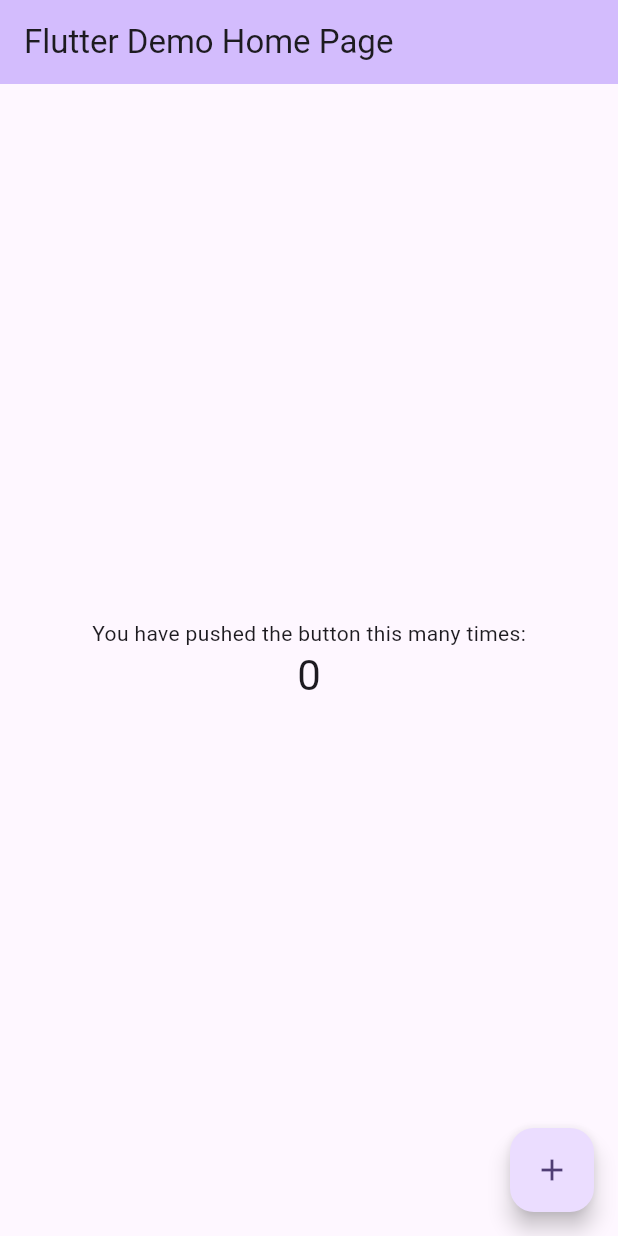
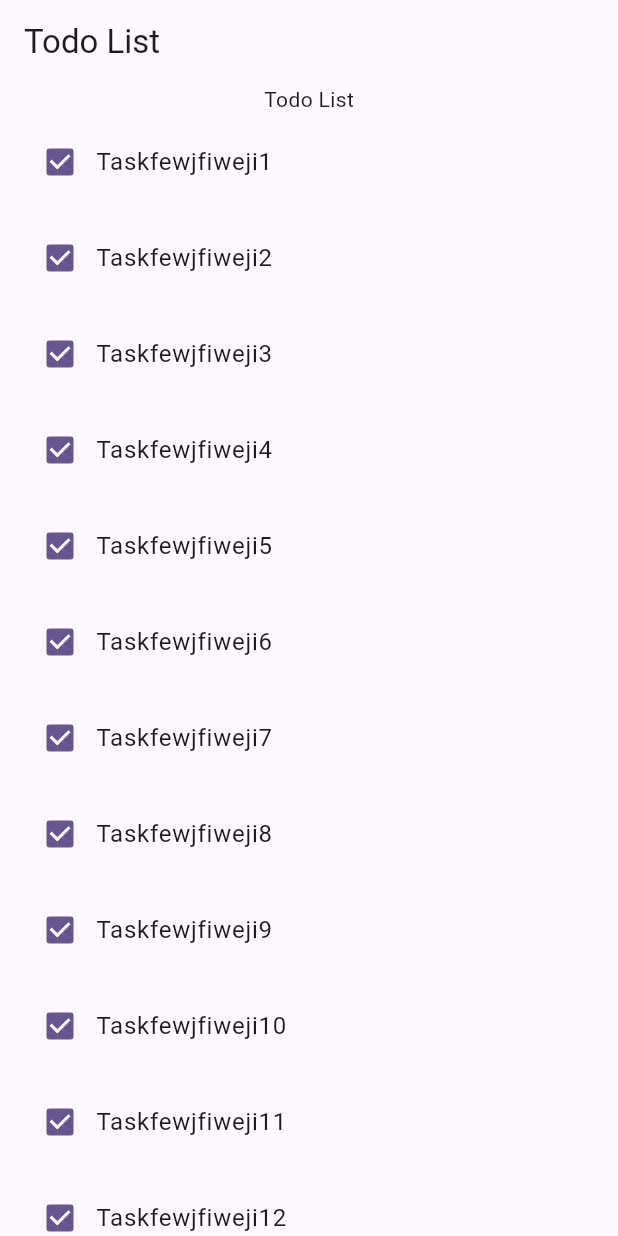
Before and after one commit to CuddlyBunion341/todo_blitz, a Flutter app: the screen it shows after launch, on a phone screen of 412 x 824 dp. Run offline on Flutter 3.47's test engine with Material 2 defaults, Android fonts, the phone set to English and light mode, and no system bars.

Commit message:
created a todo_list_page

```diff
--- a/lib/main.dart
+++ b/lib/main.dart
@@ -1,125 +1,70 @@
 import 'package:flutter/material.dart';
+import 'package:todo_blitz/pages/todo_list_page.dart';
 
 void main() {
-  runApp(const MyApp());
+  runApp(const TodoBlitz());
 }
 
-class MyApp extends StatelessWidget {
-  const MyApp({super.key});
+class TodoBlitz extends StatelessWidget {
+  const TodoBlitz({super.key});
 
-  // This widget is the root of your application.
   @override
   Widget build(BuildContext context) {
     return MaterialApp(
       title: 'Flutter Demo',
       theme: ThemeData(
-        // This is the theme of your application.
-        //
-        // TRY THIS: Try running your application with "flutter run". You'll see
-        // the application has a blue toolbar. Then, without quitting the app,
-        // try changing the seedColor in the colorScheme below to Colors.green
-        // and then invoke "hot reload" (save your changes or press the "hot
-        // reload" button in a Flutter-supported IDE, or press "r" if you used
-        // the command line to start the app).
-        //
-        // Notice that the counter didn't reset back to zero; the application
-        // state is not lost during the reload. To reset the state, use hot
-        // restart instead.
-        //
-        // This works for code too, not just values: Most code changes can be
-        // tested with just a hot reload.
         colorScheme: ColorScheme.fromSeed(seedColor: Colors.deepPurple),
         useMaterial3: true,
       ),
-      home: const MyHomePage(title: 'Flutter Demo Home Page'),
+      home: TodoListPage(),
     );
   }
 }
 
-class MyHomePage extends StatefulWidget {
-  const MyHomePage({super.key, required this.title});
+// class MyHomePage extends StatefulWidget {
+//   const MyHomePage({super.key, required this.title});
 
-  // This widget is the home page of your application. It is stateful, meaning
-  // that it has a State object (defined below) that contains fields that affect
-  // how it looks.
+//   final String title;
 
-  // This class is the configuration for the state. It holds the values (in this
-  // case the title) provided by the parent (in this case the App widget) and
-  // used by the build method of the State. Fields in a Widget subclass are
-  // always marked "final".
+//   @override
+//   State<MyHomePage> createState() => _MyHomePageState();
+// }
 
-  final String title;
+// class _MyHomePageState extends State<MyHomePage> {
+//   int _counter = 0;
 
-  @override
-  State<MyHomePage> createState() => _MyHomePageState();
-}
+//   void _incrementCounter() {
+//     setState(() {
+//       _counter++;
+//     });
+//   }
 
-class _MyHomePageState extends State<MyHomePage> {
-  int _counter = 0;
-
-  void _incrementCounter() {
-    setState(() {
-      // This call to setState tells the Flutter framework that something has
-      // changed in this State, which causes it to rerun the build method below
-      // so that the display can reflect the updated values. If we changed
-      // _counter without calling setState(), then the build method would not be
-      // called again, and so nothing would appear to happen.
-      _counter++;
-    });
-  }
-
-  @override
-  Widget build(BuildContext context) {
-    // This method is rerun every time setState is called, for instance as done
-    // by the _incrementCounter method above.
-    //
-    // The Flutter framework has been optimized to make rerunning build methods
-    // fast, so that you can just rebuild anything that needs updating rather
-    // than having to individually change instances of widgets.
-    return Scaffold(
-      appBar: AppBar(
-        // TRY THIS: Try changing the color here to a specific color (to
-        // Colors.amber, perhaps?) and trigger a hot reload to see the AppBar
-        // change color while the other colors stay the same.
-        backgroundColor: Theme.of(context).colorScheme.inversePrimary,
-        // Here we take the value from the MyHomePage object that was created by
-        // the App.build method, and use it to set our appbar title.
-        title: Text(widget.title),
-      ),
-      body: Center(
-        // Center is a layout widget. It takes a single child and positions it
-        // in the middle of the parent.
-        child: Column(
-          // Column is also a layout widget. It takes a list of children and
-          // arranges them vertically. By default, it sizes itself to fit its
-          // children horizontally, and tries to be as tall as its parent.
-          //
-          // Column has various properties to control how it sizes itself and
-          // how it positions its children. Here we use mainAxisAlignment to
-          // center the children vertically; the main axis here is the vertical
-          // axis because Columns are vertical (the cross axis would be
-          // horizontal).
-          //
-          // TRY THIS: Invoke "debug painting" (choose the "Toggle Debug Paint"
-          // action in the IDE, or press "p" in the console), to see the
-          // wireframe for each widget.
-          mainAxisAlignment: MainAxisAlignment.center,
-          children: <Widget>[
-            const Text(
-              'You have pushed the button this many times:',
-            ),
-            Text(
-              '$_counter',
-              style: Theme.of(context).textTheme.headlineMedium,
-            ),
-          ],
-        ),
-      ),
-      floatingActionButton: FloatingActionButton(
-        onPressed: _incrementCounter,
-        tooltip: 'Increment',
-        child: const Icon(Icons.add),
-      ), // This trailing comma makes auto-formatting nicer for build methods.
-    );
-  }
-}
+//   @override
+//   Widget build(BuildContext context) {
+//     return Scaffold(
+//       appBar: AppBar(
+//         backgroundColor: Theme.of(context).colorScheme.inversePrimary,
+//         title: Text(widget.title),
+//       ),
+//       body: Center(
+//         child: Column(
+//           mainAxisAlignment: MainAxisAlignment.center,
+//           children: <Widget>[
+//             const Text(
+//               'You have pushed the button this many times:',
+//             ),
+//             Text(
+//               '$_counter',
+//               style: Theme.of(context).textTheme.headlineMedium,
+//             ),
+//           ],
+//         ),
+//       ),
+//       floatingActionButton: FloatingActionButton(
+//         onPressed: _incrementCounter,
+//         tooltip: 'Increment',
+//         child: const Icon(Icons.add),
+//       ),
+//     );
+//   }
+// }
--- /dev/null
+++ b/lib/pages/todo_list_page.dart
@@ -0,0 +1,73 @@
+import 'dart:math';
+
+import 'package:flutter/material.dart';
+import 'package:flutter/services.dart';
+
+class TodoListPage extends StatefulWidget {
+  const TodoListPage({super.key});
+
+  @override
+  State<StatefulWidget> createState() {
+    return TodoListPageState();
+  }
+}
+
+class TodoListPageState extends State<TodoListPage> {
+  @override
+  Widget build(BuildContext context) {
+    return Scaffold(
+      appBar: AppBar(title: const Text('Todo List')),
+      body: Column(
+        children: [
+          const Text('Todo List'),
+          // taskForm(),
+          Expanded(
+            child: taskList(),
+          ),
+        ],
+      ),
+    );
+  }
+
+  Widget taskForm() {
+    TextEditingController controller = TextEditingController();
+
+    return Row(children: [
+      const Text('deine mom'),
+      TextField(
+        controller: controller,
+        // decoration: const InputDecoration(
+        //   hintText: 'Task Name',
+        // ),
+      ),
+      TextButton(
+        onPressed: () {
+          // TODO: Add task
+        },
+        child: const Text('Add Task'),
+      ),
+    ]);
+  }
+
+  Widget taskList() {
+    // Add the context parameter
+    return ListView.builder(
+        itemCount: 42,
+        itemBuilder: (context, index) => listItem(context, index));
+  }
+
+  Widget listItem(BuildContext context, index) {
+    return ListTile(
+      title: Row(children: [
+        Checkbox(
+          value: Random().nextBool(),
+          onChanged: (value) => {},
+        ),
+        Text('Taskfewjfiweji${index + 1}'),
+      ]),
+      onTap: () {
+        Navigator.pushNamed(context, '/task_details');
+      },
+    );
+  }
+}
--- a/pubspec.yaml
+++ b/pubspec.yaml
@@ -36,6 +36,7 @@ dependencies:
   # Use with the CupertinoIcons class for iOS style icons.
   cupertino_icons: ^1.0.2
   uuid: ^3.0.7
+  provider: ^6.0.5
 
 dev_dependencies:
   flutter_test:
```
Also changed, not shown: pubspec.lock, 1 other file.
